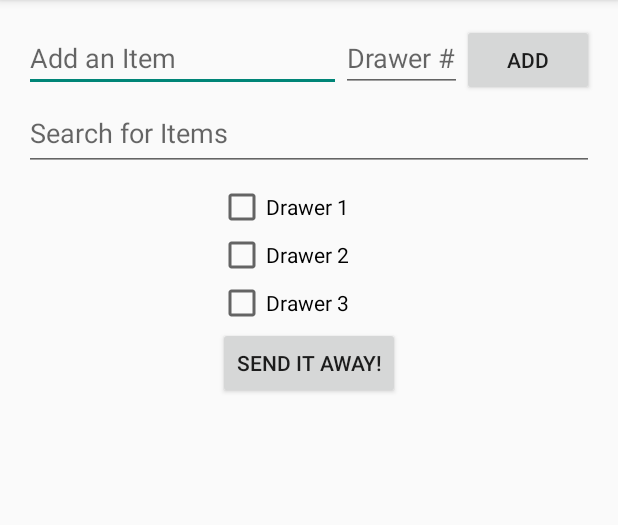
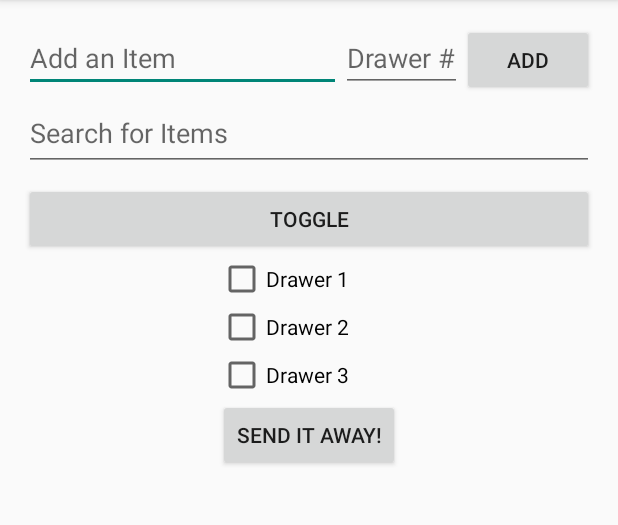
Before and after one commit to vishalkuo/HackTheNorth, an Android app: the screen it shows after launch (MainActivity), on a phone screen of 412 x 824 dp, the part 84-609 px from its top. Run offline under Robolectric (Android 15) with nearby library versions, the phone set to English and light mode, and no system bars; libraries missing offline, so code that uses them is left out: io.particle.android, retrofit.client; 1 statement that could not run was skipped.

Commit message:
Button toggle

```diff
--- a/Android/Kitchen-Ehhd/app/src/main/java/com/kitchen_ehhd/MainActivity.java
+++ b/Android/Kitchen-Ehhd/app/src/main/java/com/kitchen_ehhd/MainActivity.java
@@ -48,6 +48,7 @@ public class MainActivity extends Activity {
     private ArrayList<DrawerItem> drawerItems;
     private Context c = this;
     private Activity a = (Activity)c;
+    private Button toggleBtn;
 
     @Override
     protected void onCreate(Bundle savedInstanceState) {
@@ -73,6 +74,7 @@ public class MainActivity extends Activity {
 
         final Button button = (Button) findViewById(R.id.send);
         final Button addButton = (Button) findViewById(R.id.add_item_button);
+        toggleBtn = (Button)findViewById(R.id.toggleBtn);
 
         searchBar = (EditText)findViewById(R.id.search_bar);
 
@@ -81,7 +83,7 @@ public class MainActivity extends Activity {
          */
         itemList = (ListView)findViewById(R.id.search_items);
         //itemMap = new MockSearchItems().getItemToDrawerMap();
-        populateListView();
+//        populateListView();
 
         button.setOnClickListener(new View.OnClickListener() {
             public void onClick(View v) {
@@ -129,6 +131,34 @@ public class MainActivity extends Activity {
                     editor.commit();
                     mapAdapter.notifyDataSetChanged();
                 }
+            }
+        });
+
+
+        toggleBtn.setOnClickListener(new View.OnClickListener() {
+            @Override
+            public void onClick(View view) {
+                Async.executeAsync(SparkCloud.get(c), new Async.ApiWork<SparkCloud, Integer>(){
+                    @Override
+                    public Integer callApi(SparkCloud sparkCloud) throws SparkCloudException, IOException {
+                        SparkDevice sparkDevice = sparkCloud.getDevice("3f0025000647343232363230");
+                        try{
+                            sparkDevice.callFunction("turnOn");
+                        }catch(Exception e){
+                            Log.e("ERR", e.getMessage());
+                        }
+                        return 1;
+                    }
+
+                    @Override
+                    public void onSuccess(Integer integer) {
+                    }
+
+                    @Override
+                    public void onFailure(SparkCloudException e) {
+                        Log.d(" ERR",  e.getBestMessage());
+                    }
+                });
             }
         });
     }
@@ -198,9 +228,11 @@ public class MainActivity extends Activity {
             @Override
             public Integer callApi(SparkCloud sparkCloud) throws SparkCloudException, IOException {
                 sparkCloud.logIn(Globals.USERNAME, Globals.PASSWORD);
-                List<SparkDevice> deviceList = sparkCloud.getDevices();
-                for (SparkDevice sparkDevice : deviceList){
-                    Log.d("DEVICE", sparkDevice.getName());
+                SparkDevice sparkDevice = sparkCloud.getDevice("3f0025000647343232363230");
+                try{
+                    sparkDevice.callFunction("turnOn");
+                }catch(Exception e){
+                    Log.e("ERR", e.getMessage());
                 }
                 return 1;
             }
--- a/Android/Kitchen-Ehhd/app/src/main/res/layout/activity_main.xml
+++ b/Android/Kitchen-Ehhd/app/src/main/res/layout/activity_main.xml
@@ -34,6 +34,11 @@
         android:id = "@+id/search_bar"
         android:hint="@string/search_bar_hint"
         style="@style/search_bar_style" />
+    <Button
+        android:id="@+id/toggleBtn"
+        android:text="Toggle"
+        android:layout_width="match_parent"
+        android:layout_height="wrap_content" />
     <ListView
         android:id="@+id/search_items"
         android:layout_width="match_parent"
```
